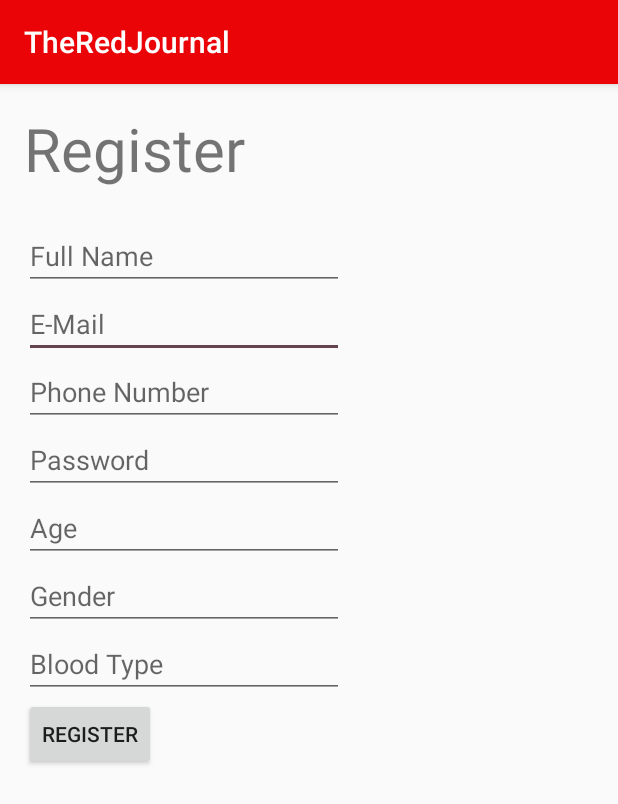
After one commit to galeslash/Aegis, an Android app: the Register screen opened directly, with no data from a screen before it, on a phone screen of 412 x 824 dp. The commit adds this screen. Shown: the top 804 px of the screen. Run offline under Robolectric (Android 15) with nearby library versions, the phone set to English and light mode, and no system bars.

Commit message:
register 70% done

```diff
--- a/TheRedJournal/app/src/main/java/com/example/alphacr/theredjournal/HomePage.java
+++ b/TheRedJournal/app/src/main/java/com/example/alphacr/theredjournal/HomePage.java
@@ -19,4 +19,7 @@ public class HomePage extends AppCompatActivity {
     public void contactUs(View view) {
         startActivity(new Intent(this, Contact_Us.class));
     }
+    public void onRegister(View view){
+        startActivity(new Intent(this, Register.class));
+    }
 }
--- /dev/null
+++ b/TheRedJournal/app/src/main/java/com/example/alphacr/theredjournal/Register.java
@@ -0,0 +1,39 @@
+package com.example.alphacr.theredjournal;
+
+import android.support.v7.app.AppCompatActivity;
+import android.os.Bundle;
+import android.view.View;
+import android.widget.EditText;
+
+public class Register extends AppCompatActivity {
+    EditText fullname, eMail, phoneNumber, password, age, gender, bloodType;
+    String str_fullname, str_eMail, str_phoneNumber, str_password, str_age,
+            str_gender, str_bloodType;
+
+    @Override
+    protected void onCreate(Bundle savedInstanceState) {
+        super.onCreate(savedInstanceState);
+        setContentView(R.layout.activity_register);
+        fullname = (EditText)findViewById(R.id.fullName);
+        eMail = (EditText)findViewById(R.id.eMail);
+        phoneNumber = (EditText)findViewById(R.id.phoneNumber);
+        password = (EditText)findViewById(R.id.password);
+        age = (EditText)findViewById(R.id.age);
+        gender = (EditText)findViewById(R.id.gender);
+        bloodType = (EditText)findViewById(R.id.bloodType);
+    }
+
+    public void onReg (View view){
+        str_fullname = fullname.getText().toString();
+        str_eMail = eMail.getText().toString();
+        str_phoneNumber = phoneNumber.getText().toString();
+        str_password = password.getText().toString();
+        str_age = age.getText().toString();
+        str_gender = gender.getText().toString();
+        str_bloodType = bloodType.getText().toString();
+        String type = "register";
+        BackgroundWorker backgroundWorker = new BackgroundWorker(this);
+        backgroundWorker.execute(type, str_fullname, str_eMail, str_phoneNumber, str_password,
+                str_age, str_gender, str_bloodType);
+    }
+}
--- /dev/null
+++ b/TheRedJournal/app/src/main/res/layout/activity_register.xml
@@ -0,0 +1,110 @@
+<?xml version="1.0" encoding="utf-8"?>
+<RelativeLayout xmlns:android="http://schemas.android.com/apk/res/android"
+    xmlns:tools="http://schemas.android.com/tools"
+    android:id="@+id/activity_register"
+    android:layout_width="match_parent"
+    android:layout_height="match_parent"
+    android:paddingBottom="@dimen/activity_vertical_margin"
+    android:paddingLeft="@dimen/activity_horizontal_margin"
+    android:paddingRight="@dimen/activity_horizontal_margin"
+    android:paddingTop="@dimen/activity_vertical_margin"
+    tools:context="com.example.alphacr.theredjournal.Register">
+
+    <EditText
+        android:layout_width="wrap_content"
+        android:layout_height="wrap_content"
+        android:inputType="textEmailAddress"
+        android:ems="10"
+        android:id="@+id/eMail"
+        android:layout_below="@+id/fullName"
+        android:layout_alignParentLeft="true"
+        android:layout_alignParentStart="true"
+        android:hint="E-Mail" />
+
+    <EditText
+        android:layout_width="wrap_content"
+        android:layout_height="wrap_content"
+        android:inputType="textPassword"
+        android:ems="10"
+        android:id="@+id/password"
+        android:hint="Password"
+        android:layout_below="@+id/phoneNumber"
+        android:layout_alignParentLeft="true"
+        android:layout_alignParentStart="true" />
+
+    <EditText
+        android:layout_width="wrap_content"
+        android:layout_height="wrap_content"
+        android:inputType="phone"
+        android:ems="10"
+        android:id="@+id/phoneNumber"
+        android:hint="Phone Number"
+        android:layout_below="@+id/eMail"
+        android:layout_alignParentLeft="true"
+        android:layout_alignParentStart="true" />
+
+    <TextView
+        android:text="Register"
+        android:textSize="18pt"
+        android:layout_width="wrap_content"
+        android:layout_height="wrap_content"
+        android:layout_alignParentTop="true"
+        android:layout_alignParentLeft="true"
+        android:layout_alignParentStart="true"
+        android:id="@+id/textView3" />
+
+    <EditText
+        android:layout_width="wrap_content"
+        android:layout_height="wrap_content"
+        android:inputType="textPersonName"
+        android:ems="10"
+        android:id="@+id/bloodType"
+        android:hint="Blood Type"
+        android:layout_below="@+id/gender"
+        android:layout_alignParentLeft="true"
+        android:layout_alignParentStart="true" />
+
+    <EditText
+        android:layout_width="wrap_content"
+        android:layout_height="wrap_content"
+        android:inputType="textPersonName"
+        android:ems="10"
+        android:id="@+id/gender"
+        android:hint="Gender"
+        android:layout_below="@+id/age"
+        android:layout_alignParentLeft="true"
+        android:layout_alignParentStart="true" />
+
+    <EditText
+        android:layout_width="wrap_content"
+        android:layout_height="wrap_content"
+        android:inputType="number"
+        android:ems="10"
+        android:id="@+id/age"
+        android:hint="Age"
+        android:layout_below="@+id/password"
+        android:layout_alignParentLeft="true"
+        android:layout_alignParentStart="true" />
+
+    <EditText
+        android:layout_width="wrap_content"
+        android:layout_height="wrap_content"
+        android:inputType="textPersonName"
+        android:ems="10"
+        android:id="@+id/fullName"
+        android:hint="Full Name"
+        android:layout_below="@+id/textView3"
+        android:layout_alignParentLeft="true"
+        android:layout_alignParentStart="true"
+        android:layout_marginTop="22dp" />
+
+    <Button
+        android:text="Register"
+        android:layout_width="wrap_content"
+        android:layout_height="wrap_content"
+        android:layout_below="@+id/bloodType"
+        android:layout_alignParentLeft="true"
+        android:layout_alignParentStart="true"
+        android:id="@+id/register"
+        android:onClick="onReg"/>
+</RelativeLayout>
```
Also changed, not shown: TheRedJournal/app/src/main/AndroidManifest.xml (+5 -2 lines), TheRedJournal/app/src/main/java/com/example/alphacr/theredjournal/BackgroundWorker.java (added, +112 -0 lines), TheRedJournal/app/src/main/res/layout/activity_home_page.xml (+17 -6 lines).
